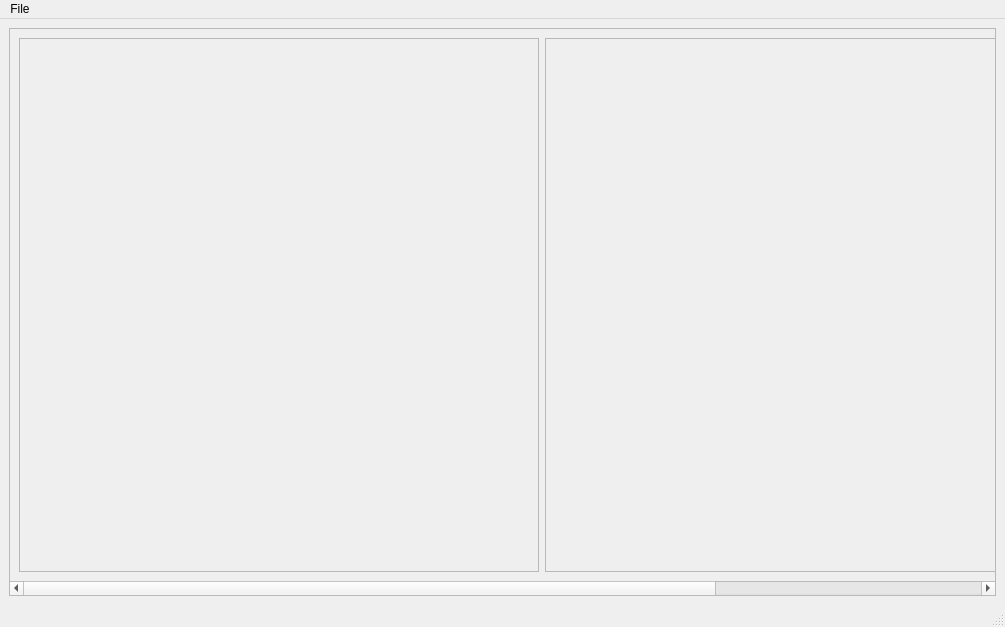
First picture: the form in mainwindow.ui, repository ArcaneRaya/WarhammerCrusadeApp, before the edit.
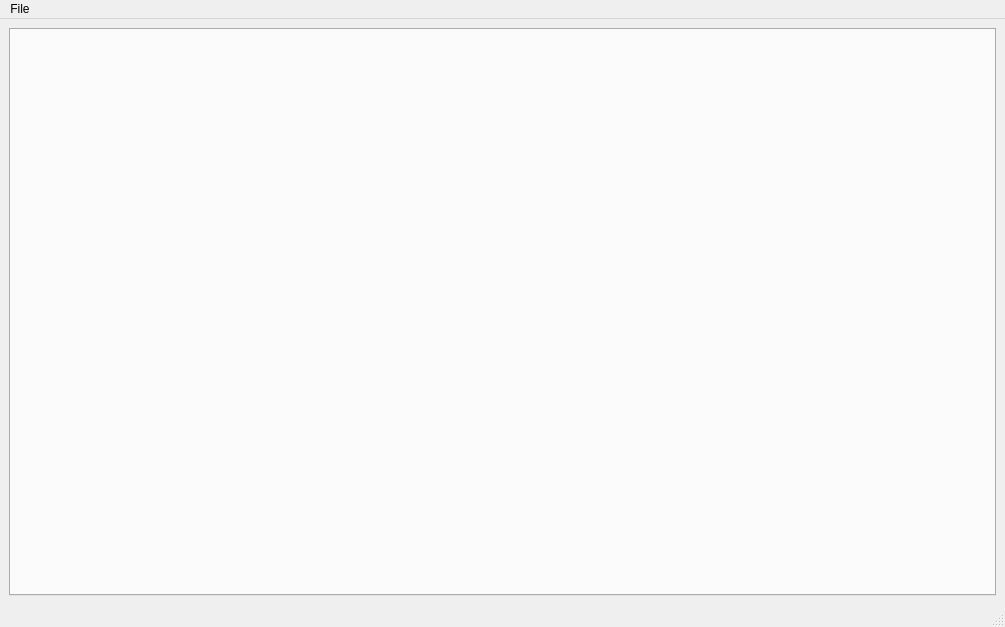
Second picture: the form after the edit.

```diff
--- a/mainwindow.ui
+++ b/mainwindow.ui
@@ -16,92 +16,10 @@
   <widget class="QWidget" name="centralwidget">
    <layout class="QHBoxLayout" name="horizontalLayout">
     <item>
-     <widget class="QScrollArea" name="scrollArea">
-      <property name="sizePolicy">
-       <sizepolicy hsizetype="Expanding" vsizetype="Expanding">
-        <horstretch>0</horstretch>
-        <verstretch>0</verstretch>
-       </sizepolicy>
+     <widget class="QTabWidget" name="tabWidget">
+      <property name="currentIndex">
+       <number>-1</number>
       </property>
-      <property name="minimumSize">
-       <size>
-        <width>0</width>
-        <height>0</height>
-       </size>
-      </property>
-      <property name="widgetResizable">
-       <bool>true</bool>
-      </property>
-      <widget class="QWidget" name="scrollAreaWidgetContents_3">
-       <property name="geometry">
-        <rect>
-         <x>0</x>
-         <y>0</y>
-         <width>1364</width>
-         <height>549</height>
-        </rect>
-       </property>
-       <layout class="QHBoxLayout" name="horizontalLayout_2">
-        <item>
-         <widget class="QScrollArea" name="scrollAreaOrderOfBattle">
-          <property name="sizePolicy">
-           <sizepolicy hsizetype="Fixed" vsizetype="Preferred">
-            <horstretch>0</horstretch>
-            <verstretch>0</verstretch>
-           </sizepolicy>
-          </property>
-          <property name="minimumSize">
-           <size>
-            <width>520</width>
-            <height>0</height>
-           </size>
-          </property>
-          <property name="widgetResizable">
-           <bool>true</bool>
-          </property>
-          <widget class="QWidget" name="scrollAreaWidgetContents_2">
-           <property name="geometry">
-            <rect>
-             <x>0</x>
-             <y>0</y>
-             <width>518</width>
-             <height>529</height>
-            </rect>
-           </property>
-          </widget>
-         </widget>
-        </item>
-        <item>
-         <widget class="QScrollArea" name="scrollAreaUnitCard">
-          <property name="sizePolicy">
-           <sizepolicy hsizetype="Preferred" vsizetype="Preferred">
-            <horstretch>0</horstretch>
-            <verstretch>0</verstretch>
-           </sizepolicy>
-          </property>
-          <property name="minimumSize">
-           <size>
-            <width>820</width>
-            <height>0</height>
-           </size>
-          </property>
-          <property name="widgetResizable">
-           <bool>true</bool>
-          </property>
-          <widget class="QWidget" name="scrollAreaWidgetContents">
-           <property name="geometry">
-            <rect>
-             <x>0</x>
-             <y>0</y>
-             <width>818</width>
-             <height>529</height>
-            </rect>
-           </property>
-          </widget>
-         </widget>
-        </item>
-       </layout>
-      </widget>
      </widget>
     </item>
    </layout>
```
Left out of the diff: 15 changed lines with no effect on the pictures.
